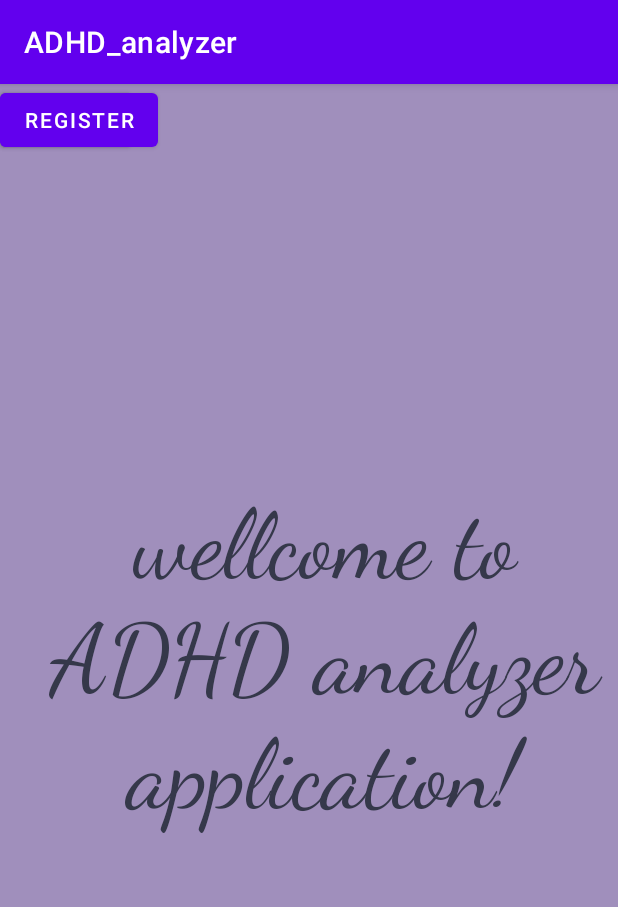
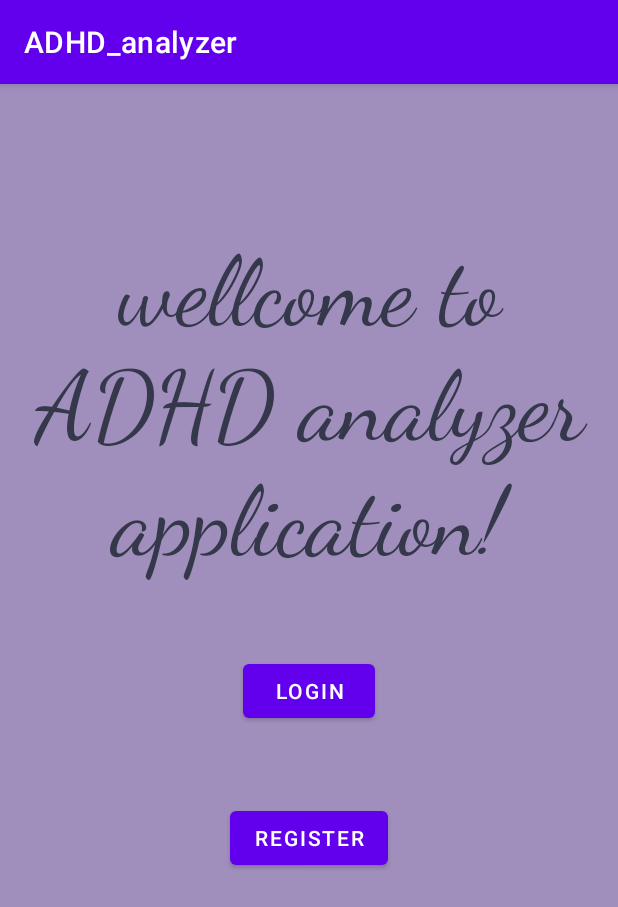
Before and after one commit to giladaharoni/ADHD_analyzer1, an Android app: the screen it shows after launch (MainActivity), on a phone screen of 412 x 824 dp. Shown: the top 907 px of the screen. Run offline under Robolectric (Android 15) with nearby library versions, the phone set to English and light mode, and no system bars.

Commit message:
fixing the layout for welcome + adding strings to the strings.xml

```diff
--- a/app/src/main/res/layout/activity_main.xml
+++ b/app/src/main/res/layout/activity_main.xml
@@ -7,39 +7,48 @@
     android:background="#A08FBC"
     tools:context=".MainActivity">
 
+    <LinearLayout
+        android:layout_width="match_parent"
+        android:layout_height="match_parent"
+        android:orientation="vertical">
 
         <TextView
+            android:id="@+id/textView"
             android:layout_width="wrap_content"
             android:layout_height="wrap_content"
             android:fontFamily="cursive"
             android:gravity="center"
-        android:paddingLeft="20dp"
+            android:layout_marginTop="100dp"
             android:shadowColor="#F8F6FA"
-        android:text="wellcome to ADHD analyzer application!"
+            android:text="@string/wellcome_to_adhd_analyzer_application"
             android:textColor="#35384A"
-        android:textSize="64dp"
+            android:textSize="64sp"
             app:layout_constraintBottom_toBottomOf="parent"
             app:layout_constraintEnd_toEndOf="parent"
+            app:layout_constraintHorizontal_bias="0.0"
             app:layout_constraintStart_toStartOf="parent"
             app:layout_constraintTop_toTopOf="parent" />
 
         <Button
+            android:layout_margin="50dp"
             android:id="@+id/button_login"
+            android:layout_gravity="center"
             android:layout_width="wrap_content"
             android:layout_height="wrap_content"
-        android:text="LOGIN"
-        tools:layout_editor_absoluteX="161dp"
-        tools:layout_editor_absoluteY="526dp"
-        tools:ignore="MissingConstraints" />
+            android:text="@string/login"
+            app:layout_constraintTop_toBottomOf="@+id/textView"
+            tools:layout_editor_absoluteX="161dp" />
 
         <Button
+            android:layout_gravity="center"
             android:id="@+id/button_register"
             android:layout_width="wrap_content"
             android:layout_height="wrap_content"
-        android:text="REGISTER"
-        tools:layout_editor_absoluteX="161dp"
-        tools:layout_editor_absoluteY="594dp"
-        tools:ignore="MissingConstraints" />
+            android:text="@string/register"
+            app:layout_constraintBottom_toBottomOf="parent"
+            app:layout_constraintTop_toBottomOf="@+id/button_login"
+            tools:layout_editor_absoluteX="161dp" />
+    </LinearLayout>
 
 
 </androidx.constraintlayout.widget.ConstraintLayout>
--- a/app/src/main/res/values/strings.xml
+++ b/app/src/main/res/values/strings.xml
@@ -1,3 +1,6 @@
 <resources>
     <string name="app_name">ADHD_analyzer</string>
+    <string name="wellcome_to_adhd_analyzer_application">wellcome to ADHD analyzer application!</string>
+    <string name="login">LOGIN</string>
+    <string name="register">REGISTER</string>
 </resources>
```
Lines whose indentation alone changed are shown as unchanged.
